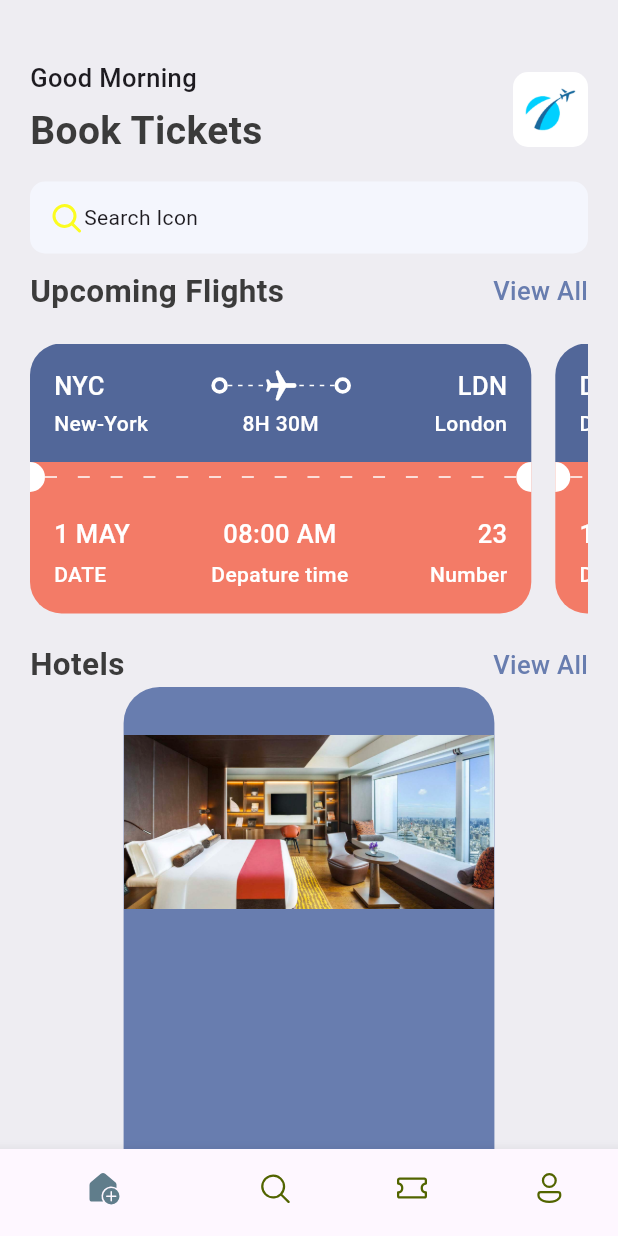
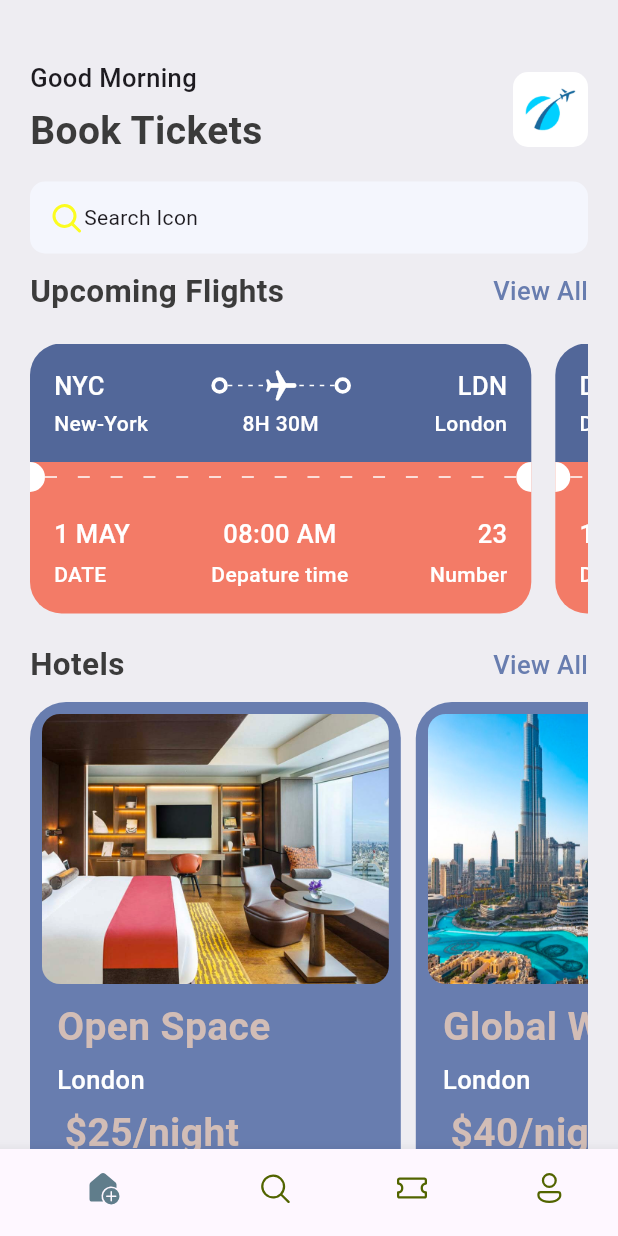
Before and after one commit to KHALEDKHLYAN/TIckets_App, a Flutter app: the screen it shows after launch, on a phone screen of 412 x 824 dp. Run offline on Flutter 3.47's test engine with Material 3 defaults, Android fonts, the phone set to English and light mode, and no system bars; our stand-ins replace fluentui_icons.

```diff
--- a/analysis_options.yaml
+++ b/analysis_options.yaml
@@ -12,7 +12,7 @@ analyzer:
     non_constant_identifier_names: ignore
     prefer_const_constructors: ignore
     prefer_const_constructors_in_immutables: ignore
-    prefer_const_literals_to_create_immutables: ignore ignore
+    prefer_const_literals_to_create_immutables: ignore
     prefer_typing_uninitialized_variables: ignore
 include: package:flutter_lints/flutter.yaml
 
--- a/lib/base/utils/all_json.dart
+++ b/lib/base/utils/all_json.dart
@@ -124,7 +124,7 @@ List<Map<String, dynamic>> hotelList = [
 
   },
   {
-    'image': 'hotel_room_1.png',
+    'image': 'hotel_room_view_1.png',
     'place': 'Best hotel',
     'destination': 'UAE',
     'price': 78,
--- a/lib/screens/home_screen.dart
+++ b/lib/screens/home_screen.dart
@@ -24,6 +24,7 @@ class HomeScreen extends StatelessWidget {
           Container(
             padding: EdgeInsets.symmetric(horizontal: 20),
             child: Column(
+              crossAxisAlignment: CrossAxisAlignment.start,
               children: [
                 Row(
                   mainAxisAlignment: MainAxisAlignment.spaceBetween,
@@ -97,7 +98,14 @@ class HomeScreen extends StatelessWidget {
                   smallText: 'View All',
                   func: () {},
                 ),
-                Hotels(),
+                SizedBox(
+                  height: 10,
+                ),
+                SingleChildScrollView(
+                  scrollDirection: Axis.horizontal,
+                  child: Row(
+                      children: hotelList.map((singleHotels) =>  Hotels(hotel:singleHotels)).toList()),
+                ),
               ],
             ),
           ),
--- a/lib/screens/widgets/hotels.dart
+++ b/lib/screens/widgets/hotels.dart
@@ -1,31 +1,64 @@
 import 'package:flutter/material.dart';
-import 'package:ticket_app/base/res/media.dart';
 import 'package:ticket_app/base/res/styles/app_styles.dart';
 
 class Hotels extends StatelessWidget {
-  const Hotels({super.key});
+  final Map <String, dynamic> hotel;
+
+  const Hotels({super.key, required this.hotel});
 
   @override
   Widget build(BuildContext context) {
     final size = MediaQuery.of(context).size;
     return Container(
+      padding: EdgeInsets.all(8),
       width: size.width * 0.6,
       height: 350,
+      margin: EdgeInsets.only(right: 10),
       decoration: BoxDecoration(
         borderRadius: BorderRadius.circular(24),
         color: AppStyles.primaryColor,
       ),
-      child: Column(children: [
+      child: Column(crossAxisAlignment: CrossAxisAlignment.start, children: [
         Container(
           height: 180,
           decoration: BoxDecoration(
             borderRadius: BorderRadius.circular(12),
-            // color: AppStyles.primaryColor,
+            color: AppStyles.primaryColor,
             image: DecorationImage(
-              image: AssetImage(AppMedia.hotelRoom)
-            ),
+                fit: BoxFit.cover, image: AssetImage(
+                  'assets/images/${hotel['image']}'
+                  )),
           ),
         ),
+        SizedBox(
+          height: 10,
+        ),
+        Padding(
+            padding: EdgeInsets.only(left: 10),
+            child: Text(
+              hotel["place"],
+              style:
+                  AppStyles.headLineStyle1.copyWith(color: AppStyles.kakiColor),
+            )),
+        SizedBox(
+          height: 5,
+        ),
+        Padding(
+            padding: EdgeInsets.only(left: 10),
+            child: Text(
+              hotel["destination"],
+              style: AppStyles.headLineStyle3.copyWith(color: Colors.white),
+            )),
+        SizedBox(
+          height: 5,
+        ),
+        Padding(
+            padding: EdgeInsets.only(left: 15),
+            child: Text(
+              "\$${hotel['price']}/night",
+              style:
+                  AppStyles.headLineStyle1.copyWith(color: AppStyles.kakiColor),
+            ))
       ]),
     );
   }
```
Also changed, not shown: lib/base/widgets/ticket_view.dart (+4 -4 lines).
